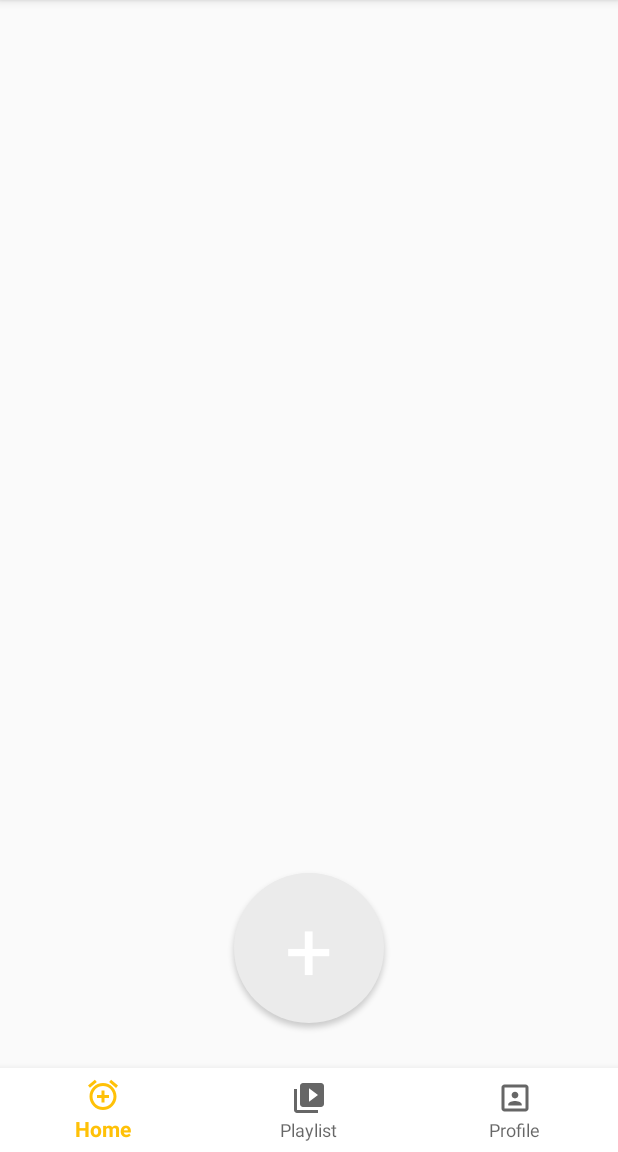
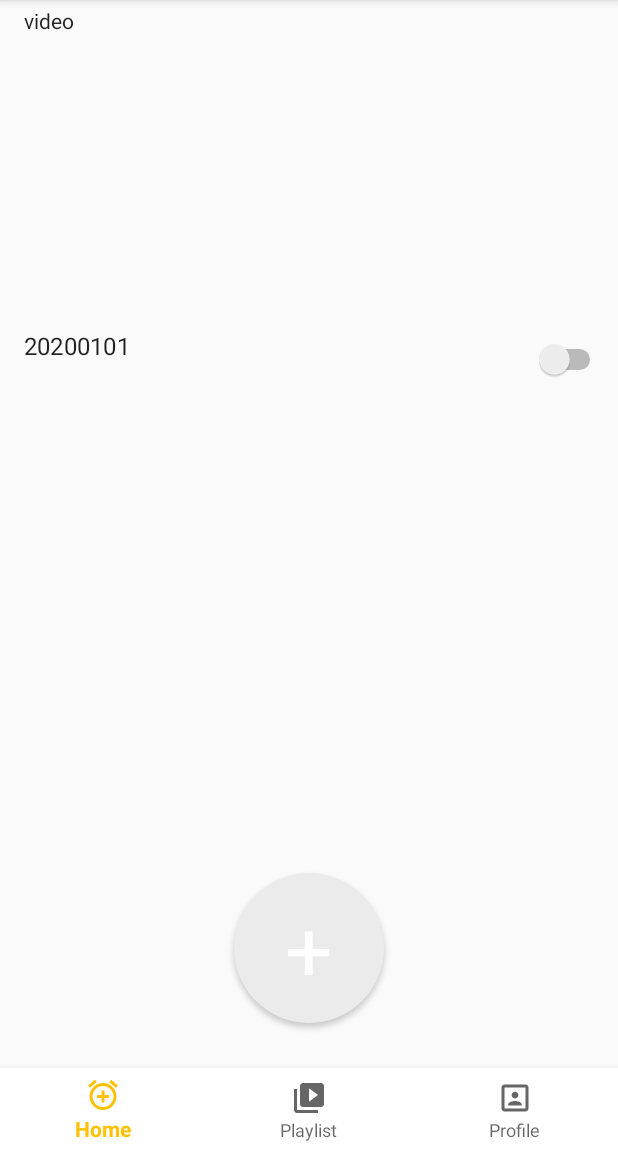
Before and after one commit to yoon1/video-alarm, an Android app: the screen it shows after launch (MainActivity), on a phone screen of 412 x 824 dp, the part 84-1236 px from its top. Run offline under Robolectric (Android 15) with nearby library versions, the phone set to English and light mode, and no system bars; our stand-ins replace Picasso.

Commit message:
+ Home recyclerView 구현/동작테스트 + 구상도

```diff
--- a/app/src/main/java/com/example/videoalarm/adapter/AdapterHome.java
+++ b/app/src/main/java/com/example/videoalarm/adapter/AdapterHome.java
@@ -1,34 +1,89 @@
 package com.example.videoalarm.adapter;
 
 import android.content.Context;
+import android.media.Image;
+import android.util.Log;
 import android.view.LayoutInflater;
 import android.view.View;
 import android.view.ViewGroup;
+import android.widget.ImageView;
+import android.widget.TextView;
+import android.widget.Toast;
 
 import com.example.videoalarm.R;
+import com.example.videoalarm.models.Alarm;
+import com.squareup.picasso.Callback;
+import com.squareup.picasso.Picasso;
+
+import java.util.List;
 
 import androidx.annotation.NonNull;
 import androidx.recyclerview.widget.RecyclerView;
 
+import static android.content.ContentValues.TAG;
+
 public class AdapterHome extends RecyclerView.Adapter<RecyclerView.ViewHolder> {
     private Context context;
+    private List<Alarm> alarmList;
+
+    public AdapterHome(Context context, List<Alarm> alarmList) {
+        this.context = context;
+        this.alarmList = alarmList;
+    }
+
+    class HomeHolder extends RecyclerView.ViewHolder {
+        ImageView thumbanil;
+        TextView dateAndTimeText;
+        TextView contentText;
+        TextView thumbText;
+
+        public HomeHolder(@NonNull View itemView) {
+            super(itemView);
+            thumbanil = itemView.findViewById(R.id.home_thumb_photo);
+            dateAndTimeText = itemView.findViewById(R.id.home_date_time_txt);
+            contentText = itemView.findViewById(R.id.home_content_txt);
+            thumbText = itemView.findViewById(R.id.home_thumb_txt);
+        }
+
+        public void setData(Alarm alarm) {
+            final String getContent = (String) alarm.getAlarmNote();
+            String getDateAndTime = (String) alarm.getAlarmDate();
+            String getThumbnailText = (String) alarm.getVideoName();
+            //String getThumb = alarm.getSnippet().getThumbnails().getMedium().getUrl();
+
+
+            itemView.setOnClickListener(new View.OnClickListener() {
+                @Override
+                public void onClick(View v) {
+                    Toast.makeText(context, getContent, Toast.LENGTH_SHORT).show();
+                }
+            });
+            dateAndTimeText.setText(getDateAndTime);
+            thumbText.setText(getThumbnailText);
+        }
+    }
+    public void setData(Alarm data) {
+
+    }
+
 
     @NonNull
     @Override
     public RecyclerView.ViewHolder onCreateViewHolder(@NonNull ViewGroup parent, int viewType) {
         LayoutInflater inflater = LayoutInflater.from(context);
         View view = inflater.inflate(R.layout.row_item_home, parent, false);
-        //return new YoutubeHolder(view);
-        return null;
+        return new HomeHolder(view);
     }
 
     @Override
     public void onBindViewHolder(@NonNull RecyclerView.ViewHolder holder, int position) {
-
+        Alarm alarm = alarmList.get(position);
+        HomeHolder hh = (HomeHolder) holder;
+        hh.setData(alarm);
     }
 
     @Override
     public int getItemCount() {
-        return 0;
+        return alarmList.size();
     }
 }
--- a/app/src/main/java/com/example/videoalarm/fragment/HomeFragment.java
+++ b/app/src/main/java/com/example/videoalarm/fragment/HomeFragment.java
@@ -1,19 +1,36 @@
 package com.example.videoalarm.fragment;
 
+import android.app.AlarmManager;
 import android.os.Bundle;
 import android.view.LayoutInflater;
 import android.view.View;
 import android.view.ViewGroup;
 import android.widget.Button;
+import android.widget.ListView;
+import android.widget.TextView;
 import android.widget.Toast;
 
 import com.example.videoalarm.R;
 import com.example.videoalarm.activity.MainActivity;
+import com.example.videoalarm.adapter.AdapterHome;
+import com.example.videoalarm.models.Alarm;
+import com.example.videoalarm.utils.MyDebug;
+import com.example.videoalarm.utils.VideoAlarmManagerUtil;
+
+import java.util.ArrayList;
+import java.util.List;
 
 import androidx.fragment.app.Fragment;
+import androidx.recyclerview.widget.LinearLayoutManager;
+import androidx.recyclerview.widget.RecyclerView;
 
 public class HomeFragment extends Fragment {
+    List<Alarm> alarmList = new ArrayList<Alarm>();
+    private LinearLayoutManager manager;
+    VideoAlarmManagerUtil videoAlarmManager = VideoAlarmManagerUtil.getInstance();
     Button btn_add;
+    RecyclerView recyclerView;
+    TextView listnullText;
 
     public static HomeFragment newInstance() {
         return new HomeFragment ();
@@ -21,16 +38,41 @@ public class HomeFragment extends Fragment {
 
     @Override
     public View onCreateView(LayoutInflater inflater, ViewGroup container, Bundle savedInstanceState) {
-        View view = inflater.inflate(R.layout.fragment_home, container, false);;
+        View view = inflater.inflate(R.layout.fragment_home, container, false);
         btn_add = view.findViewById(R.id.addButton);
+        recyclerView = view.findViewById(R.id.recyclerView);
+        listnullText = view.findViewById(R.id.listnullText);
 
+        // 알람 리스트 사이즈가 0일 때.
+        if(false) {
+            MyDebug.log("alarmList IS NULL");
+            recyclerView.setVisibility(View.GONE);
+            listnullText.setVisibility(View.VISIBLE);
+        } else {
+            // 알람 리스트 사이즈가 0이 아닐 떄.
+            MyDebug.log("alarmList IS NOT NULL");
+            recyclerView.setVisibility(View.VISIBLE);
+            listnullText.setVisibility(View.GONE);
+
+            //alarmList = videoAlarmManager.GetAlarmList();
+            // test 용
+             {
+                Alarm tAlarm = new Alarm();
+                alarmList.add(tAlarm);
+            }
+            AdapterHome adapter = new AdapterHome(getContext(), alarmList);
+            manager = new LinearLayoutManager(getContext());
+            recyclerView.setAdapter(adapter);
+            recyclerView.setLayoutManager(manager);
+        }
+
+        // 추가 버튼 클릭.
         btn_add .setOnClickListener(new View.OnClickListener() {
             @Override
             public void onClick(View v) {
                 saveButton();
             }
         });
-
         //--------------------------------------------------------------------------------------------//
         // 알람 저장 : 예외 처리 필요
         //--------------------------------------------------------------------------------------------//
--- a/app/src/main/java/com/example/videoalarm/models/Alarm.java
+++ b/app/src/main/java/com/example/videoalarm/models/Alarm.java
@@ -10,17 +10,24 @@ public class Alarm {
     //Parameters, don't reference parameters directly, use setter and getter
     private int id = -1;
     private boolean enable = true; // 1 : true, 0 : false
-    private String alarmDate = "";  //YYYYMMDD
-    private String alarmTime = "";  //hhmmss
-    private String alarmNote = "";  // 알람내용
+    private String alarmDate = "20200101";  //YYYYMMDD
+    private String alarmTime = "000000";  //hhmmss
+    private String alarmNote = "Test";  // 알람내용
     private int videoId = 1;        // 비디오이름
-    private String videoName = "";  // 비디오명
+    private String videoName = "video";  // 비디오명
 
     //--------------------------------------------------------------------------------------------//
     // Constructor
     //--------------------------------------------------------------------------------------------//
 
     public Alarm() {
+        int id = -1;
+        boolean enable = true; // 1 : true, 0 : false
+        String alarmDate = "20200101";  //YYYYMMDD
+        String alarmTime = "000000";  //hhmmss
+        String alarmNote = "Test";  // 알람내용
+        int videoId = 1;        // 비디오이름
+        String videoName = "video";  // 비디오명
     }
 
     public Alarm(int id, boolean enable, String alarmDate, String alarmTime, String alarmNote, int videoId, String videoName) {
--- a/app/src/main/res/layout/fragment_home.xml
+++ b/app/src/main/res/layout/fragment_home.xml
@@ -30,4 +30,15 @@
         app:layout_constraintBottom_toBottomOf="parent"
         app:layout_constraintEnd_toEndOf="parent"
         app:layout_constraintStart_toStartOf="parent" />
+
+    <TextView
+        android:id="@+id/listnullText"
+        android:layout_width="wrap_content"
+        android:layout_height="wrap_content"
+        android:text="등록된 알람이 없습니다."
+        app:layout_constraintBottom_toTopOf="@+id/addButton"
+        app:layout_constraintEnd_toEndOf="parent"
+        app:layout_constraintStart_toStartOf="@+id/recyclerView"
+        app:layout_constraintTop_toTopOf="@+id/recyclerView"
+        app:layout_constraintVertical_bias="0.53" />
 </androidx.constraintlayout.widget.ConstraintLayout>
--- a/app/src/main/res/layout/row_item_home.xml
+++ b/app/src/main/res/layout/row_item_home.xml
@@ -6,70 +6,71 @@
     android:layout_height="wrap_content"
     android:orientation="vertical">
 
-    <View
-        android:id="@+id/view"
+    <TextView
+        android:id="@+id/home_thumb_txt"
         android:layout_width="0dp"
-        android:layout_height="60dp"
-        android:layout_marginTop="8dp"
-        android:background="@color/colorAccent"
+        android:layout_height="wrap_content"
+        android:layout_marginStart="16dp"
+        android:layout_marginLeft="16dp"
+        android:layout_marginTop="4dp"
+        android:layout_marginEnd="16dp"
+        android:layout_marginRight="16dp"
+        android:textAppearance="@style/TextAppearance.AppCompat.Body1"
+        app:layout_constraintBottom_toTopOf="@+id/home_thumb_photo"
         app:layout_constraintEnd_toEndOf="parent"
-        app:layout_constraintHorizontal_bias="1.0"
         app:layout_constraintStart_toStartOf="parent"
         app:layout_constraintTop_toTopOf="parent" />
 
     <ImageView
-        android:id="@+id/imageView2"
+        android:id="@+id/home_thumb_photo"
         android:layout_width="0dp"
         android:layout_height="180dp"
-        android:layout_marginTop="8dp"
+        android:layout_marginTop="4dp"
         android:scaleType="centerCrop"
         app:layout_constraintEnd_toEndOf="parent"
-        app:layout_constraintHorizontal_bias="1.0"
+        app:layout_constraintHorizontal_bias="0.0"
         app:layout_constraintStart_toStartOf="parent"
-        app:layout_constraintTop_toBottomOf="@+id/view"
+        app:layout_constraintTop_toBottomOf="@+id/home_thumb_txt"
         tools:srcCompat="@tools:sample/backgrounds/scenic[1]" />
 
     <TextView
-        android:id="@+id/home_dateText"
+        android:id="@+id/home_date_time_txt"
         android:layout_width="0dp"
         android:layout_height="wrap_content"
-        android:layout_marginStart="8dp"
-        android:layout_marginLeft="8dp"
+        android:layout_marginStart="16dp"
+        android:layout_marginLeft="16dp"
         android:layout_marginTop="8dp"
-        android:textAppearance="@style/TextAppearance.AppCompat.Body1"
+        android:layout_marginEnd="16dp"
+        android:layout_marginRight="16dp"
+        android:textAppearance="@style/TextAppearance.MaterialComponents.Subtitle1"
+        app:layout_constraintBottom_toBottomOf="parent"
         app:layout_constraintEnd_toStartOf="@+id/enableButton"
+        app:layout_constraintHorizontal_bias="0.0"
         app:layout_constraintStart_toStartOf="parent"
-        app:layout_constraintTop_toTopOf="@+id/view" />
-
-    <View
-        android:id="@+id/divider3"
-        android:layout_width="409dp"
-        android:layout_height="1dp"
-        android:layout_marginTop="8dp"
-        android:background="?android:attr/listDivider"
-        app:layout_constraintEnd_toEndOf="parent"
-        app:layout_constraintStart_toStartOf="parent"
-        app:layout_constraintTop_toBottomOf="@+id/imageView2" />
+        app:layout_constraintTop_toBottomOf="@+id/home_thumb_photo"
+        app:layout_constraintVertical_bias="0.142" />
 
     <TextView
-        android:id="@+id/textView5"
+        android:id="@+id/home_content_txt"
         android:layout_width="0dp"
         android:layout_height="wrap_content"
-        android:layout_marginTop="8dp"
-        app:layout_constraintEnd_toEndOf="@+id/enableButton"
-        app:layout_constraintStart_toStartOf="@+id/dateText"
-        app:layout_constraintTop_toBottomOf="@+id/dateText" />
+        android:layout_marginStart="16dp"
+        android:layout_marginLeft="16dp"
+        android:layout_marginTop="4dp"
+        app:layout_constraintBottom_toBottomOf="parent"
+        app:layout_constraintEnd_toEndOf="@+id/home_date_time_txt"
+        app:layout_constraintStart_toStartOf="parent"
+        app:layout_constraintTop_toBottomOf="@+id/home_date_time_txt" />
 
     <Switch
         android:id="@+id/enableButton"
         android:layout_width="wrap_content"
-        android:layout_height="0dp"
+        android:layout_height="wrap_content"
         android:layout_marginTop="8dp"
         android:layout_marginEnd="8dp"
         android:layout_marginRight="8dp"
-        app:layout_constraintBottom_toTopOf="@+id/textView5"
+        app:layout_constraintBottom_toBottomOf="parent"
         app:layout_constraintEnd_toEndOf="parent"
-        app:layout_constraintTop_toTopOf="@+id/view"
-        app:layout_constraintVertical_bias="0.0" />
+        app:layout_constraintTop_toBottomOf="@+id/home_thumb_photo" />
 
 </androidx.constraintlayout.widget.ConstraintLayout>
```
Also changed, not shown: app/src/main/java/com/example/videoalarm/utils/VideoAlarmManagerUtil.java (+2 -8 lines), 1 other file.
